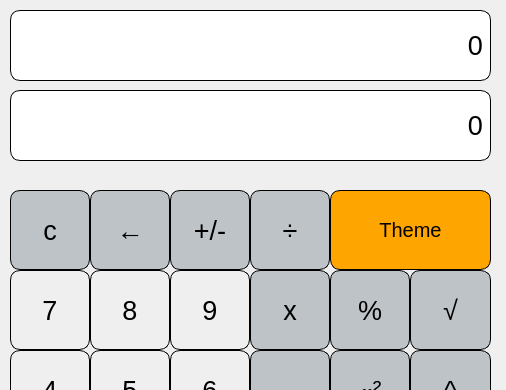
Before: the Qt Designer form QT_Calc/mainwindow.ui in monika-shaw-cctech/QT-Calculator, drawn with Qt 5; both pictures show x 0 to 506 and y 0 to 390 of the 506 by 605 pixel window.
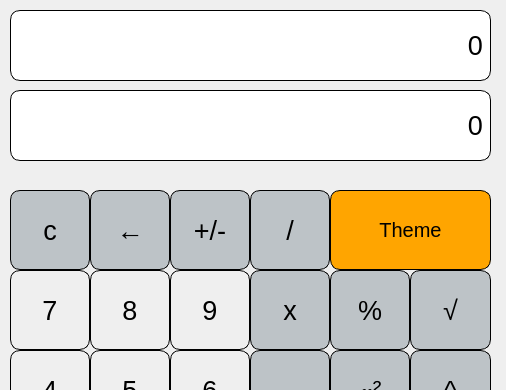
After: the same form once the commit is applied.

Commit message: completed all binary operations - (+,-,*,/,^,(,)) and clear button with multiple numbers on screen

What changed in the file:
```diff
--- a/QT_Calc/mainwindow.ui
+++ b/QT_Calc/mainwindow.ui
@@ -799,7 +799,7 @@
 </string>
     </property>
     <property name="text">
-     <string>÷</string>
+     <string>/</string>
     </property>
    </widget>
    <widget class="QPushButton" name="pushButton_four">
```
The commit also changes 2 other files.
